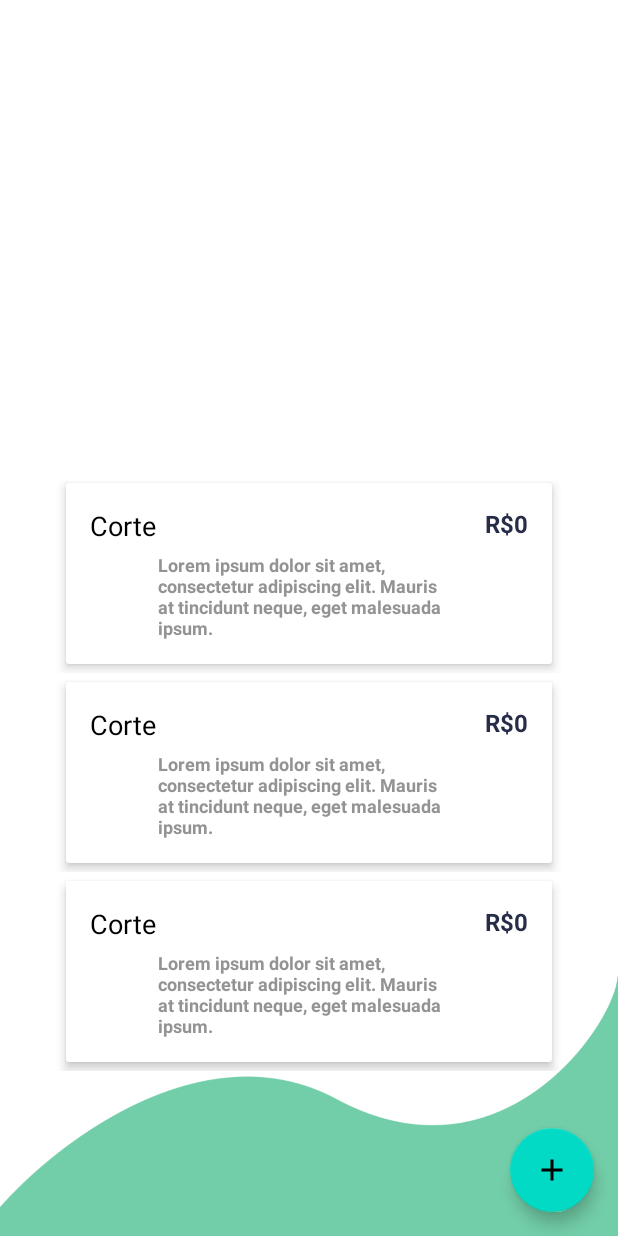
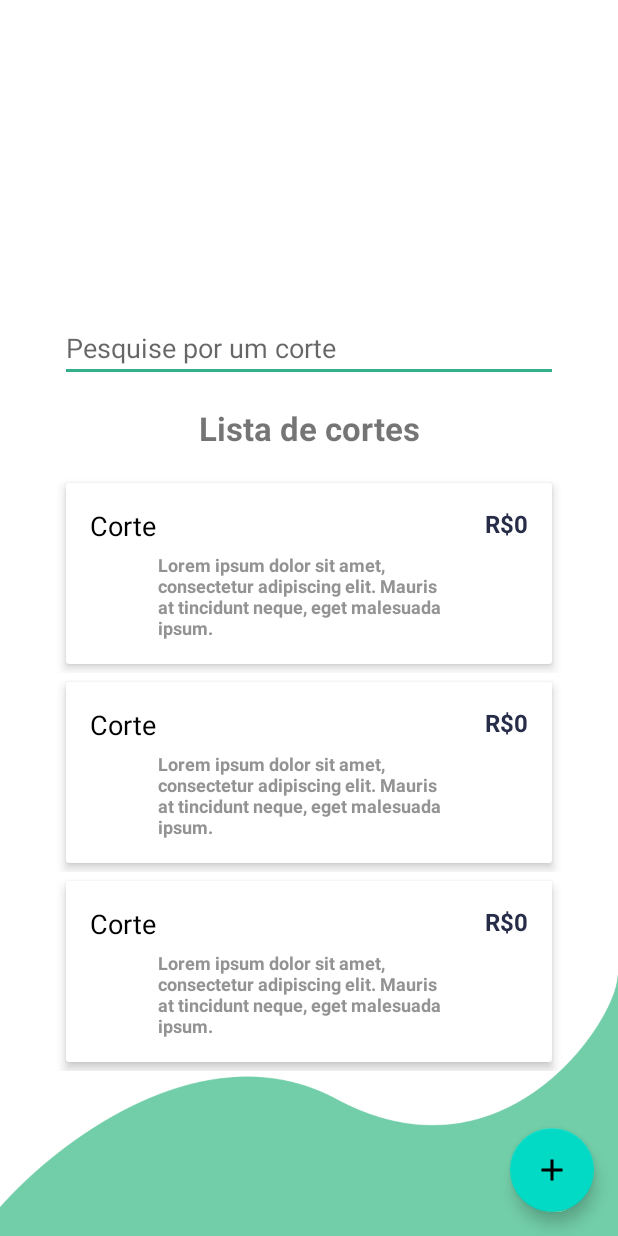
Before and after one commit to geraldoneto771/Aplicativo-Barbearia-Kotlin, an Android app: the layout fragment_list_cortes.xml on its own in the app's theme, with its tools: preview values and no code run, on a phone screen of 412 x 824 dp. Run offline under Robolectric (Android 15) with nearby library versions, the phone set to English and light mode, and no system bars.

Commit message:
"Atualização no design da lista"

```diff
--- a/app/src/main/res/layout/fragment_list_cortes.xml
+++ b/app/src/main/res/layout/fragment_list_cortes.xml
@@ -10,6 +10,25 @@
     android:layout_width="match_parent"
     android:layout_height="match_parent"
     android:background="@drawable/brackground_01">
+
+
+    <EditText
+        android:layout_width="match_parent"
+        android:layout_height="wrap_content"
+        android:hint="Pesquise por um corte"
+        android:layout_marginBottom="16dp"
+        android:layout_marginHorizontal="40dp"
+        app:layout_constraintBottom_toTopOf="@+id/text_list_title"/>
+    <TextView
+        android:id="@+id/text_list_title"
+        android:layout_width="match_parent"
+        android:layout_height="wrap_content"
+        android:text="Lista de cortes"
+        android:textStyle="bold"
+        android:textSize="22sp"
+        android:gravity="center"
+        android:layout_marginHorizontal="40dp"
+        app:layout_constraintBottom_toTopOf="@+id/linear_layout_lista_cortes"/>
 
     <LinearLayout
         android:id="@+id/linear_layout_lista_cortes"
```
